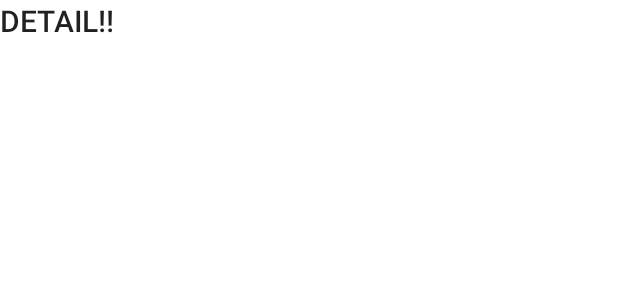
After one commit to astrocumbia/clipmatch, an Android app: the layout fragment_user_detail.xml on its own in the app's theme, with its tools: preview values and no code run, on a phone screen of 412 x 824 dp. The commit adds this screen. Shown: the top 300 px of the screen. Run offline under Robolectric (Android 15) with nearby library versions, the phone set to English and light mode, and no system bars; network calls fail.

Commit message:
Create userDetailFragment

```diff
--- /dev/null
+++ b/app/src/main/res/layout/fragment_user_detail.xml
@@ -0,0 +1,15 @@
+<?xml version="1.0" encoding="utf-8"?>
+<FrameLayout xmlns:android="http://schemas.android.com/apk/res/android"
+    xmlns:tools="http://schemas.android.com/tools"
+    android:layout_width="match_parent"
+    android:layout_height="match_parent"
+    tools:context=".features.userDetail.UserDetailFragment">
+
+    <!-- TODO: Update blank fragment layout -->
+    <TextView
+        android:layout_width="match_parent"
+        android:layout_height="match_parent"
+        style="@style/TextAppearance.AppCompat.Widget.ActionBar.Title"
+        android:text="DETAIL!!" />
+
+</FrameLayout>
```
Also changed, not shown: app/src/main/java/cc/hubble/clipmatch/features/userDetail/UserDetailFragment.kt (added, +19 -0 lines), app/src/main/java/cc/hubble/clipmatch/features/userList/UserListFragment.kt (+13 -4 lines), app/src/main/java/cc/hubble/clipmatch/features/userList/UserListViewModel.kt (+6 -2 lines).
